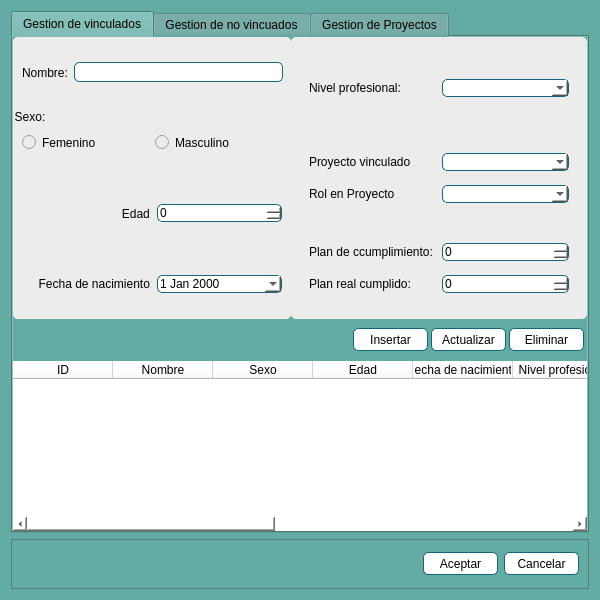
First picture: the form in Sistema de nominas/Vista/UI/gestionar.ui, repository Reynier2020/Sistema_nominas, before the edit.
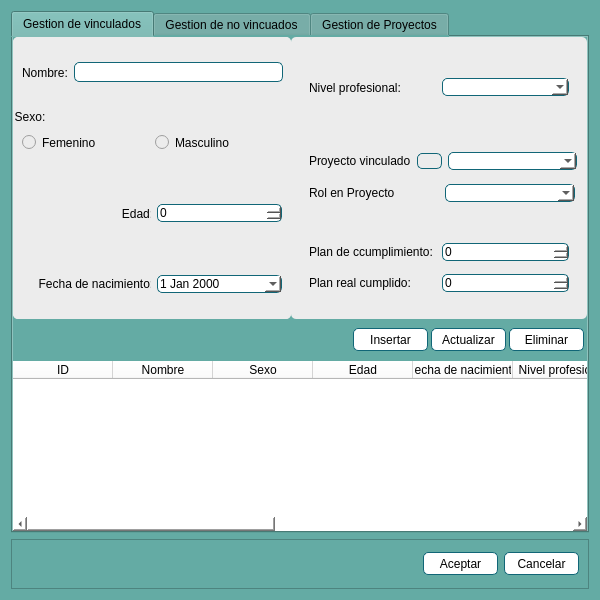
Second picture: the form after the edit. Icons and pictures are not drawn.

Patch:
```diff
--- a/Sistema de nominas/Vista/UI/gestionar.ui
+++ b/Sistema de nominas/Vista/UI/gestionar.ui
@@ -338,6 +338,12 @@
              </item>
              <item>
               <widget class="QFrame" name="frame_rol">
+               <property name="minimumSize">
+                <size>
+                 <width>284</width>
+                 <height>86</height>
+                </size>
+               </property>
                <property name="frameShape">
                 <enum>QFrame::StyledPanel</enum>
                </property>
@@ -354,8 +360,31 @@
                     </property>
                    </widget>
                   </item>
+                  <item>
+                   <widget class="QPushButton" name="pushButton_act_proy_list">
+                    <property name="minimumSize">
+                     <size>
+                      <width>25</width>
+                      <height>0</height>
+                     </size>
+                    </property>
+                    <property name="text">
+                     <string/>
+                    </property>
+                    <property name="icon">
+                     <iconset>
+                      <normaloff>../iconos/refresh.ico</normaloff>../iconos/refresh.ico</iconset>
+                    </property>
+                   </widget>
+                  </item>
                   <item>
                    <widget class="QComboBox" name="comboBox_pro_vin">
+                    <property name="minimumSize">
+                     <size>
+                      <width>129</width>
+                      <height>18</height>
+                     </size>
+                    </property>
                     <property name="styleSheet">
                      <string notr="true">background-color: rgb(255, 255, 255);</string>
                     </property>
```
